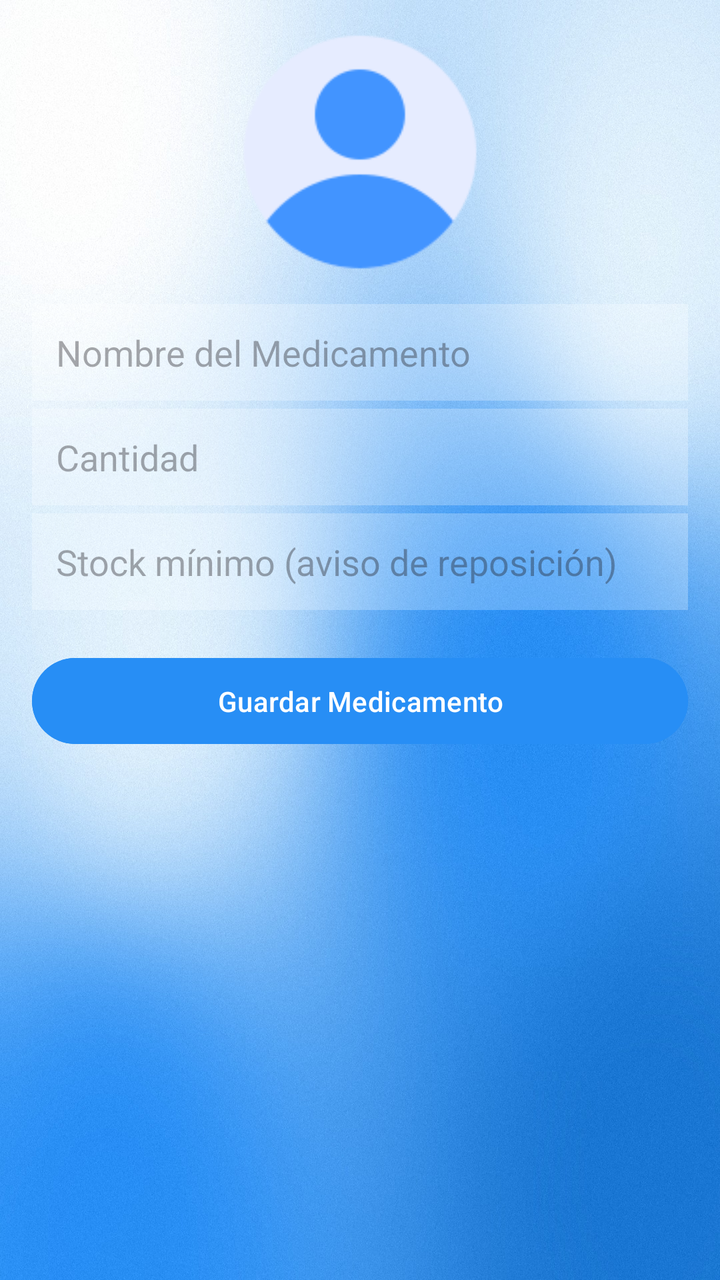
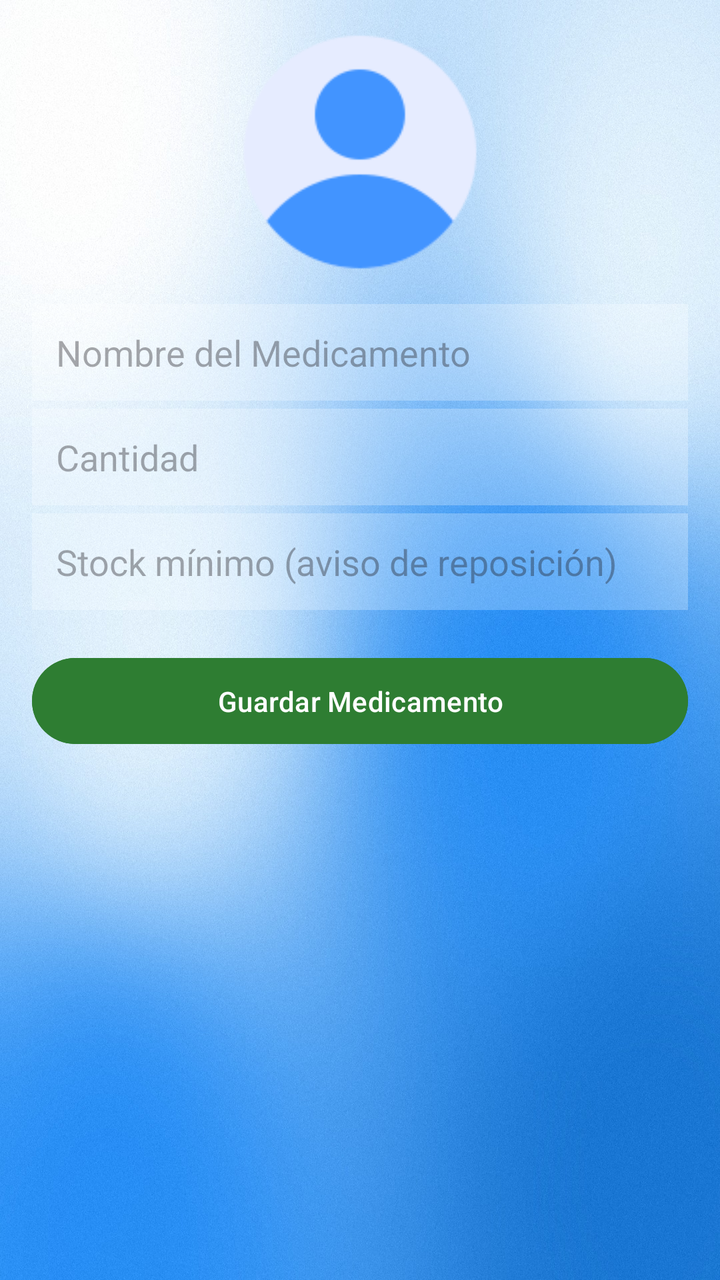

Compare the two renders of this Android layout. The source of the first and the diff that turns it into the second are given below.
<!-- AndroidManifest.xml: application theme Theme.AppTuHoraSalud -->
<!-- res/layout/activity_insert_medicine.xml -->
<?xml version="1.0" encoding="utf-8"?>
<ScrollView xmlns:android="http://schemas.android.com/apk/res/android"
    android:id="@+id/scrollInsertMedicine"
    android:layout_width="match_parent"
    android:layout_height="match_parent"
    android:background="@drawable/fondo6">

    <LinearLayout
        android:id="@+id/layoutFormulario"
        android:layout_width="match_parent"
        android:layout_height="wrap_content"
        android:orientation="vertical"
        android:padding="16dp">

        <ImageView
            android:id="@+id/imgMedicine"
            android:layout_width="120dp"
            android:layout_height="120dp"
            android:layout_gravity="center"
            android:layout_marginBottom="16dp"
            android:contentDescription="Icono de medicina"
            android:src="@drawable/usuario" />

        <EditText
            android:id="@+id/inputMedicineName"
            android:layout_width="match_parent"
            android:layout_height="wrap_content"
            android:layout_marginBottom="4dp"
            android:background="#40FFFFFF"
            android:hint="Nombre del Medicamento"
            android:inputType="textPersonName"
            android:minHeight="48dp"
            android:padding="12dp" />

        <EditText
            android:id="@+id/inputQuantity"
            android:layout_width="match_parent"
            android:layout_height="wrap_content"
            android:layout_marginBottom="4dp"
            android:background="#40FFFFFF"
            android:hint="Cantidad"
            android:inputType="number"
            android:minHeight="48dp"
            android:padding="12dp" />

        <EditText
            android:id="@+id/inputStockMinimo"
            android:layout_width="match_parent"
            android:layout_height="wrap_content"
            android:layout_marginBottom="4dp"
            android:background="#40FFFFFF"
            android:hint="Stock mínimo (aviso de reposición)"
            android:inputType="number"
            android:minHeight="48dp"
            android:padding="12dp" />

        <Button
            android:id="@+id/btnSaveMedicine"
            android:layout_width="match_parent"
            android:layout_height="wrap_content"
            android:layout_marginTop="16dp"
            android:backgroundTint="#278EF5"
            android:minHeight="48dp"
            android:padding="12dp"
            android:text="Guardar Medicamento"
            android:textColor="#FFFFFF" />

    </LinearLayout>
</ScrollView>
<!-- resources referenced by this layout -->
<resources>
  <!-- drawable fondo6: jpg bitmap (drawable, 512555 bytes) -->
  <!-- drawable usuario: png bitmap (drawable, 4435 bytes) -->
  <style name="Theme.AppTuHoraSalud" parent="Base.Theme.AppTuHoraSalud" />
  <style name="Base.Theme.AppTuHoraSalud" parent="Theme.Material3.DayNight.NoActionBar">
          
          
      </style>
</resources>

<!-- the commit's change to res/layout/activity_insert_medicine.xml (unified diff, before → after) -->
@@ -59,7 +59,7 @@
             android:layout_width="match_parent"
             android:layout_height="wrap_content"
             android:layout_marginTop="16dp"
-            android:backgroundTint="#278EF5"
+            android:backgroundTint="#2E7D32"
             android:minHeight="48dp"
             android:padding="12dp"
             android:text="Guardar Medicamento"
